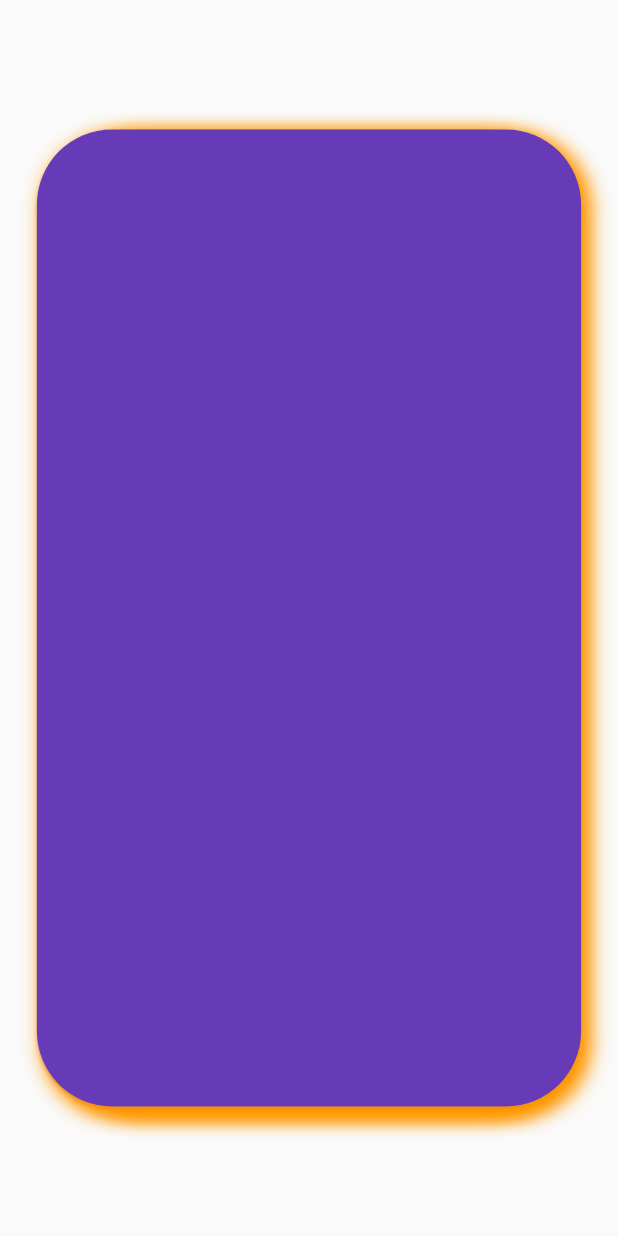
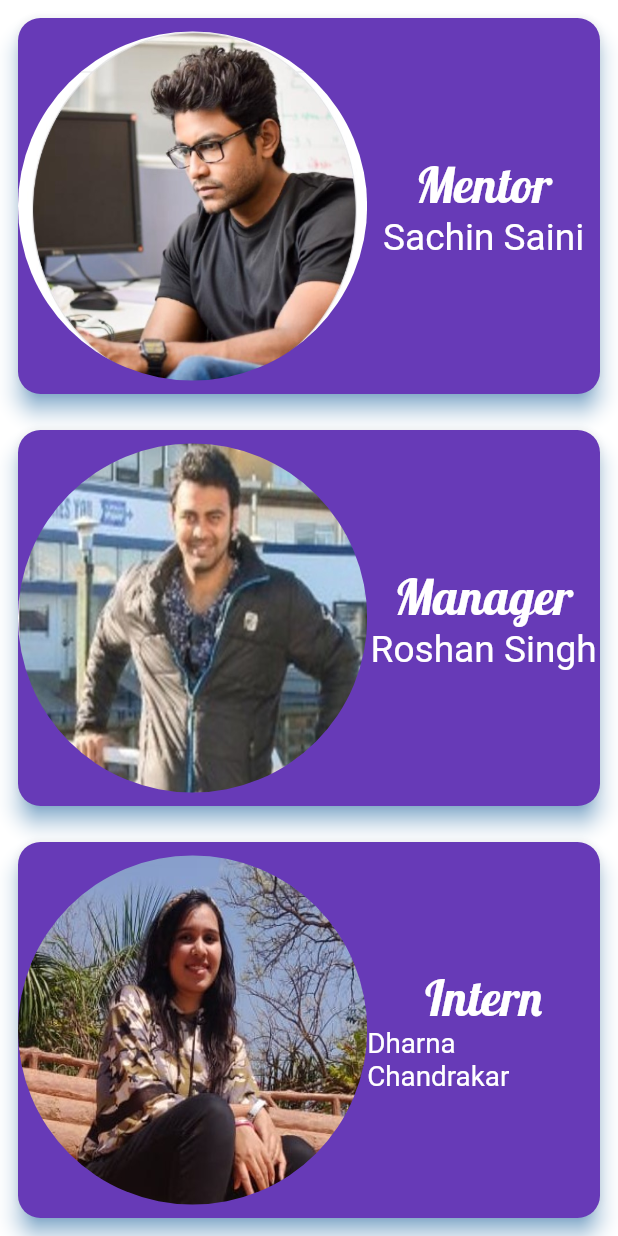
Before and after one commit to amanverma685/Elasticsearch-app, a Flutter app: the screen it shows after launch, after a tap on "Click Here", on a phone screen of 412 x 824 dp. Run offline on Flutter 3.47's test engine with Material 2 defaults, Android fonts, the phone set to English and light mode, and no system bars; drawn by our look-alikes of flutter_tindercard; our stand-ins replace animated_text_kit, file_picker, flutter_tts, pdf; missing offline and left inert: flutter_full_pdf_viewer.

Commit message:
My Teams Added

```diff
--- /dev/null
+++ b/lib/AdobeInternTeam.dart
@@ -0,0 +1,190 @@
+import 'package:flutter/material.dart';
+
+class AdobeInternTeam extends StatefulWidget {
+  const AdobeInternTeam({Key key}) : super(key: key);
+
+  @override
+  _AdobeInternTeamState createState() => _AdobeInternTeamState();
+}
+
+class _AdobeInternTeamState extends State<AdobeInternTeam> {
+  @override
+  Widget build(BuildContext context) {
+    return SafeArea(
+      child: Container(
+        color: Colors.white,
+        child: Column(
+          crossAxisAlignment: CrossAxisAlignment.stretch,
+          children: [
+            Expanded(
+              flex: 1,
+              child: Padding(
+                padding: const EdgeInsets.all(8.0),
+                child: Card(
+                  shadowColor: Colors.blue,
+                  elevation: 6,
+                  color: Colors.deepPurple,
+                  //Card with circular border
+                  shape: RoundedRectangleBorder(
+                    borderRadius: BorderRadius.circular(15.0),
+                  ),
+                  child: Row(
+                    children: [
+                      Expanded(
+                        flex: 3,
+                        child: Container(
+                          decoration: BoxDecoration(
+                            shape: BoxShape.circle,
+                            image: DecorationImage(
+                              image: AssetImage('assets/sachin.jpeg'),
+                              fit: BoxFit.fill,
+                            ),
+                          ),
+                        ),
+                      ),
+                      Expanded(
+                        flex: 2,
+                        child: Column(
+                          mainAxisAlignment: MainAxisAlignment.center,
+                          crossAxisAlignment: CrossAxisAlignment.center,
+                          children: [
+                            Text(
+                              "Mentor",
+                              style: TextStyle(
+                                  fontFamily: 'Lobster',
+                                  color: Colors.white,
+                                  fontSize:
+                                      MediaQuery.of(context).size.width * 0.08),
+                            ),
+                            Text(
+                              "Sachin Saini",
+                              style: TextStyle(
+                                  color: Colors.white,
+                                  fontSize:
+                                      MediaQuery.of(context).size.width * 0.06),
+                            )
+                          ],
+                        ),
+                      )
+                    ],
+                  ),
+                ),
+              ),
+            ),
+            Expanded(
+              flex: 1,
+              child: Padding(
+                padding: const EdgeInsets.all(8.0),
+                child: Card(
+                  shadowColor: Colors.blue,
+                  elevation: 6,
+                  color: Colors.deepPurple,
+                  //Card with circular border
+                  shape: RoundedRectangleBorder(
+                    borderRadius: BorderRadius.circular(15.0),
+                  ),
+                  child: Row(
+                    children: [
+                      Expanded(
+                        flex: 3,
+                        child: Container(
+                          decoration: BoxDecoration(
+                            shape: BoxShape.circle,
+                            image: DecorationImage(
+                              image: AssetImage('assets/roshan.jpeg'),
+                              fit: BoxFit.fill,
+                            ),
+                          ),
+                        ),
+                      ),
+                      Expanded(
+                        flex: 2,
+                        child: Column(
+                          mainAxisAlignment: MainAxisAlignment.center,
+                          crossAxisAlignment: CrossAxisAlignment.center,
+                          children: [
+                            Text(
+                              "Manager",
+                              style: TextStyle(
+                                  fontFamily: 'Lobster',
+                                  color: Colors.white,
+                                  fontSize:
+                                      MediaQuery.of(context).size.width * 0.08),
+                            ),
+                            Text(
+                              "Roshan Singh",
+                              maxLines: 2,
+                              style: TextStyle(
+                                  color: Colors.white,
+                                  fontSize:
+                                      MediaQuery.of(context).size.width * 0.06),
+                            )
+                          ],
+                        ),
+                      )
+                    ],
+                  ),
+                ),
+              ),
+            ),
+            Expanded(
+              flex: 1,
+              child: Padding(
+                padding: const EdgeInsets.all(8.0),
+                child: Card(
+                  shadowColor: Colors.blue,
+                  elevation: 6,
+                  color: Colors.deepPurple,
+                  //Card with circular border
+                  shape: RoundedRectangleBorder(
+                    borderRadius: BorderRadius.circular(15.0),
+                  ),
+                  child: Row(
+                    children: [
+                      Expanded(
+                        flex: 3,
+                        child: Container(
+                          decoration: BoxDecoration(
+                            shape: BoxShape.circle,
+                            image: DecorationImage(
+                              image: AssetImage('assets/dharna.jpeg'),
+                              fit: BoxFit.fill,
+                            ),
+                          ),
+                        ),
+                      ),
+                      Expanded(
+                        flex: 2,
+                        child: Column(
+                          mainAxisAlignment: MainAxisAlignment.center,
+                          crossAxisAlignment: CrossAxisAlignment.center,
+                          children: [
+                            Text(
+                              "Intern",
+                              style: TextStyle(
+                                  fontFamily: 'Lobster',
+                                  color: Colors.white,
+                                  fontSize:
+                                      MediaQuery.of(context).size.width * 0.08),
+                            ),
+                            Text(
+                              "Dharna Chandrakar",
+                              style: TextStyle(
+                                  color: Colors.white,
+                                  fontSize: MediaQuery.of(context).size.width *
+                                      0.045),
+                            )
+                          ],
+                        ),
+                      )
+                    ],
+                  ),
+                ),
+              ),
+            ),
+          ],
+        ),
+      ),
+    );
+  }
+}
--- a/lib/TeamScreen.dart
+++ /dev/null
@@ -1,37 +0,0 @@
-import 'package:flutter/material.dart';
-
-class TeamScreen extends StatefulWidget {
-  const TeamScreen({Key key}) : super(key: key);
-
-  @override
-  _TeamScreenState createState() => _TeamScreenState();
-}
-
-class _TeamScreenState extends State<TeamScreen>
-    with SingleTickerProviderStateMixin {
-  AnimationController _controller;
-
-  @override
-  void initState() {
-    super.initState();
-    _controller = AnimationController(vsync: this);
-  }
-
-  @override
-  void dispose() {
-    _controller.dispose();
-    super.dispose();
-  }
-
-  @override
-  Widget build(BuildContext context) {
-    return Container(
-      child: Scaffold(
-        appBar: AppBar(),
-        body: Column(
-          children: [],
-        ),
-      ),
-    );
-  }
-}
--- a/lib/TinderCard.dart
+++ /dev/null
@@ -1,89 +0,0 @@
-import 'package:flutter/material.dart';
-import 'package:flutter_tindercard/flutter_tindercard.dart';
-
-class ExampleHomePage extends StatefulWidget {
-  @override
-  _ExampleHomePageState createState() => _ExampleHomePageState();
-}
-
-class _ExampleHomePageState extends State<ExampleHomePage> {
-  List<String> welcomeImages = [
-    "assets/welcome1.jpg",
-    "assets/welcome1.jpg",
-    "assets/welcome1.jpg",
-  ];
-  List<Color> colourCard = [Colors.white, Colors.white, Colors.white];
-
-  @override
-  Widget build(BuildContext context) {
-    CardController controller; //Use this to trigger swap.
-
-    return Scaffold(
-      body: Center(
-        child: Container(
-          height: MediaQuery.of(context).size.height * 0.8,
-          child: TinderSwapCard(
-            swipeUp: true,
-            swipeDown: true,
-            orientation: AmassOrientation.BOTTOM,
-            totalNum: welcomeImages.length,
-            stackNum: 3,
-            swipeEdge: 5.0,
-            maxWidth: MediaQuery.of(context).size.width * 0.9,
-            maxHeight: MediaQuery.of(context).size.height * 0.9,
-            minWidth: MediaQuery.of(context).size.width * 0.8,
-            minHeight: MediaQuery.of(context).size.height * 0.8,
-            cardBuilder: (context, index) => Card(
-              shadowColor: Colors.red,
-              borderOnForeground: true,
-              shape: RoundedRectangleBorder(
-                borderRadius: BorderRadius.circular(50),
-              ),
-              child: Container(
-                decoration: BoxDecoration(
-                    shape: BoxShape.rectangle,
-                    borderRadius: BorderRadius.circular(50),
-                    color: Colors.deepPurple,
-                    boxShadow: [
-                      BoxShadow(
-                        color: Colors.orange,
-                        offset: Offset(
-                          5.0,
-                          5.0,
-                        ),
-                        blurRadius: 10.0,
-                        spreadRadius: 2.0,
-                      ),
-                    ]),
-                child: Column(
-                  children: [
-                    Expanded(flex: 1, child: Container()),
-                    Expanded(
-                      flex: 1,
-                      child: Container(),
-                    )
-                  ],
-                ),
-              ),
-            ),
-            cardController: controller = CardController(),
-            swipeUpdateCallback: (DragUpdateDetails details, Alignment align) {
-              if (align.x < 0) {
-                //Card is LEFT swiping
-              } else if (align.x > 0) {
-                //Card is RIGHT swiping
-
-              }
-            },
-            swipeCompleteCallback:
-                (CardSwipeOrientation orientation, int index) {
-              if (index >= welcomeImages.length - 1) {
-                Navigator.pop(context);
-              }
-            },
-          ),
-        ),
-      ),
-    );
-  }
-}
--- a/lib/main.dart
+++ b/lib/main.dart
@@ -1,10 +1,9 @@
 // import 'package:elasticsearch_project/PDF_Screens/pdf_creator_screen.dart';
 
-import 'package:elasticsearch_project/TeamScreen.dart';
-import 'package:elasticsearch_project/TinderCard.dart';
 import 'package:flutter/cupertino.dart';
 import 'package:flutter/material.dart';
 import 'package:animated_text_kit/animated_text_kit.dart';
+import 'AdobeInternTeam.dart';
 import 'FilePick_and_Upload.dart';
 
 void main() {
@@ -73,7 +72,7 @@ class _MyHomePageState extends State<MyHomePage>
               onPressed: () {
                 Navigator.push(
                   context,
-                  MaterialPageRoute(builder: (context) => TeamScreen()),
+                  MaterialPageRoute(builder: (context) => AdobeInternTeam()),
                 );
               },
             ),
@@ -162,7 +161,7 @@ class _MyHomePageState extends State<MyHomePage>
                                   Navigator.push(
                                     context,
                                     MaterialPageRoute(
-                                      builder: (context) => ExampleHomePage(),
+                                      builder: (context) => AdobeInternTeam(),
                                     ),
                                   );
                                 },
--- a/pubspec.yaml
+++ b/pubspec.yaml
@@ -16,7 +16,6 @@ dependencies:
   file_picker: ^3.0.2+2
   flutter_tts: ^3.1.0
   animated_text_kit: ^4.2.1
-  flutter_tindercard: ^0.2.0
 
 dev_dependencies:
   flutter_test:
```
Also changed, not shown: assets/dharna.jpeg (added), assets/roshan.jpeg (added), assets/sachin.jpeg (added), pubspec.lock.
